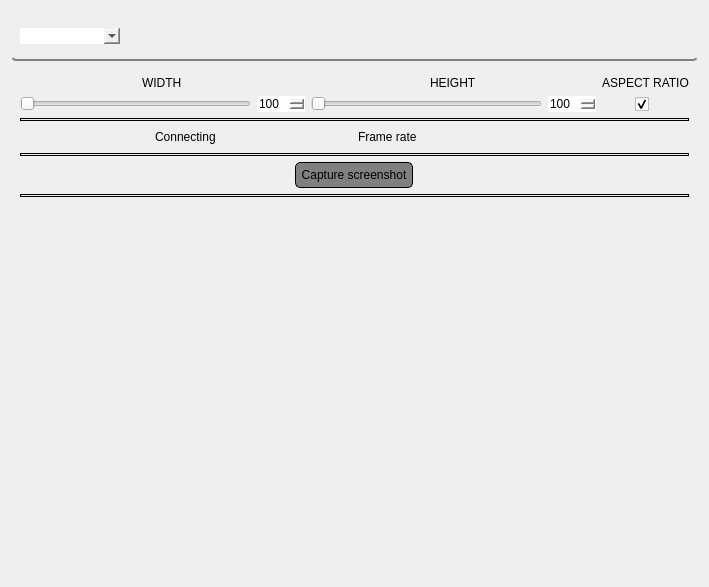
Qt form camera_video_recorder_panel/resource/camera_video_recorder_panel.ui (GroupOfRobots/MiniRysRQT) before a commit.
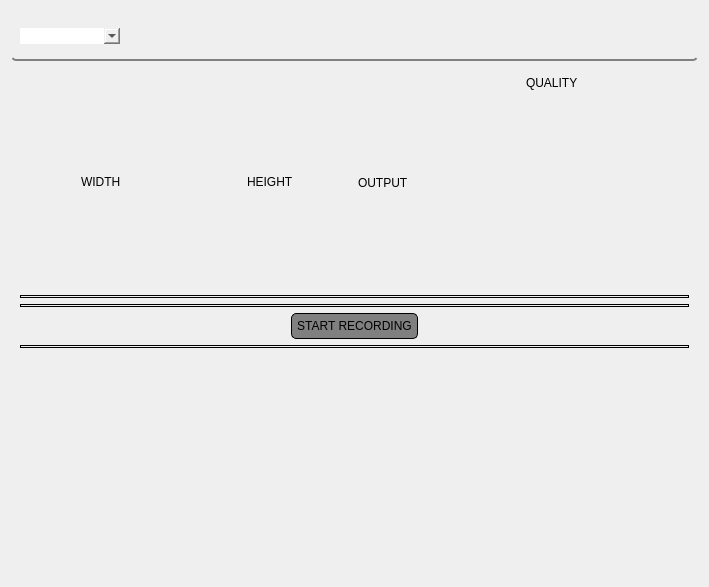
The same form after that commit. Icons and pictures are not drawn.

The edit to the form file:
```diff
--- a/camera_video_recorder_panel/resource/camera_video_recorder_panel.ui
+++ b/camera_video_recorder_panel/resource/camera_video_recorder_panel.ui
@@ -147,33 +147,6 @@
              </property>
             </widget>
            </item>
-           <item>
-            <layout class="QHBoxLayout" name="horizontalLayout_6">
-             <item>
-              <widget class="QSlider" name="imageWidthSliderUI">
-               <property name="minimum">
-                <number>100</number>
-               </property>
-               <property name="maximum">
-                <number>3280</number>
-               </property>
-               <property name="orientation">
-                <enum>Qt::Horizontal</enum>
-               </property>
-              </widget>
-             </item>
-             <item>
-              <widget class="QSpinBox" name="imageWidthSpinBoxUI">
-               <property name="minimum">
-                <number>100</number>
-               </property>
-               <property name="maximum">
-                <number>3280</number>
-               </property>
-              </widget>
-             </item>
-            </layout>
-           </item>
           </layout>
          </item>
          <item>
@@ -197,35 +170,15 @@
              </property>
             </widget>
            </item>
-           <item>
-            <layout class="QHBoxLayout" name="horizontalLayout_5">
-             <item>
-              <widget class="QSlider" name="imageHeightSliderUI">
-               <property name="minimum">
-                <number>100</number>
-               </property>
-               <property name="maximum">
-                <number>2464</number>
-               </property>
-               <property name="orientation">
-                <enum>Qt::Horizontal</enum>
-               </property>
-              </widget>
-             </item>
-             <item>
-              <widget class="QSpinBox" name="imageHeightSpinBoxUI">
-               <property name="minimum">
-                <number>100</number>
-               </property>
-               <property name="maximum">
-                <number>2464</number>
-               </property>
-              </widget>
-             </item>
-            </layout>
-           </item>
           </layout>
          </item>
+         <item>
+          <widget class="QLabel" name="label_4">
+           <property name="text">
+            <string>OUTPUT</string>
+           </property>
+          </widget>
+         </item>
          <item>
           <layout class="QVBoxLayout" name="verticalLayout_5">
            <item alignment="Qt::AlignTop">
@@ -237,29 +190,12 @@
               </size>
              </property>
              <property name="text">
-              <string>&lt;html&gt;&lt;head/&gt;&lt;body&gt;&lt;p&gt;ASPECT RATIO&lt;/p&gt;&lt;/body&gt;&lt;/html&gt;</string>
+              <string>&lt;html&gt;&lt;head/&gt;&lt;body&gt;&lt;p&gt;QUALITY&lt;/p&gt;&lt;/body&gt;&lt;/html&gt;</string>
              </property>
             </widget>
            </item>
-           <item>
-            <layout class="QVBoxLayout" name="verticalLayout_6">
-             <item alignment="Qt::AlignHCenter|Qt::AlignVCenter">
-              <widget class="QCheckBox" name="aspectRatioCheckBoxUI">
-               <property name="text">
-                <string/>
-               </property>
-               <property name="checked">
-                <bool>true</bool>
-               </property>
-              </widget>
-             </item>
-            </layout>
-           </item>
           </layout>
          </item>
-         <item>
-          <layout class="QVBoxLayout" name="verticalLayout_3"/>
-         </item>
         </layout>
        </item>
        <item>
@@ -278,36 +214,6 @@
          </property>
         </widget>
        </item>
-       <item>
-        <layout class="QHBoxLayout" name="horizontalLayout_2">
-         <item alignment="Qt::AlignHCenter">
-          <widget class="QLabel" name="counterLabelUI">
-           <property name="maximumSize">
-            <size>
-             <width>16777215</width>
-             <height>20</height>
-            </size>
-           </property>
-           <property name="text">
-            <string>Connecting</string>
-           </property>
-          </widget>
-         </item>
-         <item>
-          <widget class="QLabel" name="displayFramerateUI">
-           <property name="maximumSize">
-            <size>
-             <width>16777215</width>
-             <height>20</height>
-            </size>
-           </property>
-           <property name="text">
-            <string>Frame rate</string>
-           </property>
-          </widget>
-         </item>
-        </layout>
-       </item>
        <item>
         <widget class="Line" name="line_2">
          <property name="styleSheet">
@@ -321,7 +227,7 @@
        <item>
         <layout class="QHBoxLayout" name="horizontalLayout_7">
          <item alignment="Qt::AlignHCenter">
-          <widget class="QPushButton" name="screenshotButtonUI">
+          <widget class="QPushButton" name="recordButtonUI">
            <property name="cursor">
             <cursorShape>PointingHandCursor</cursorShape>
            </property>
@@ -332,7 +238,7 @@
 background: gray;</string>
            </property>
            <property name="text">
-            <string>Capture screenshot</string>
+            <string>START RECORDING</string>
            </property>
           </widget>
          </item>
```
